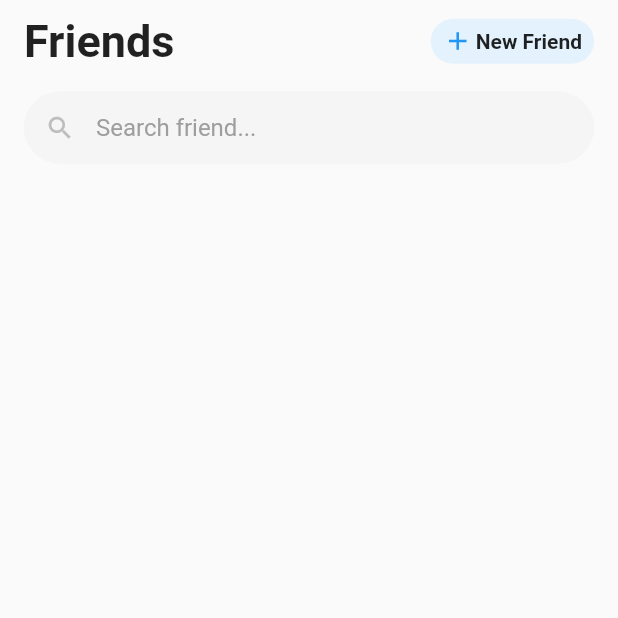
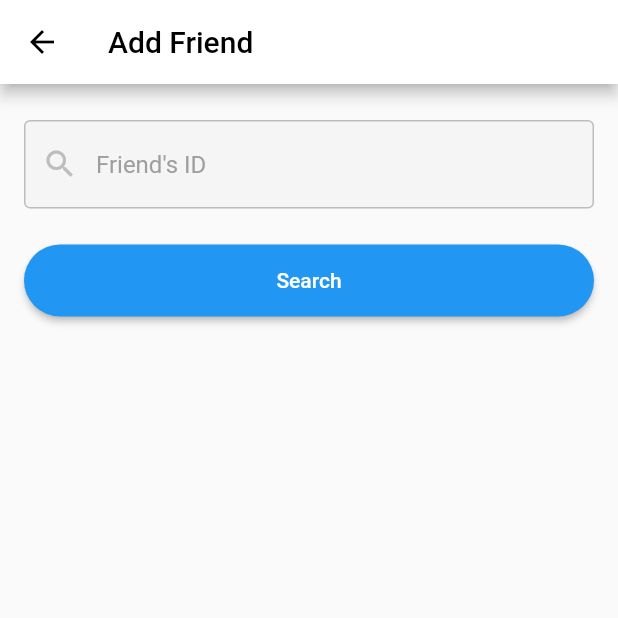
Before and after one commit to yogadarma13/ChatMe-Flutter, a Flutter app: the FriendsScreen screen opened directly, after a tap on "New Friend", on a phone screen of 412 x 824 dp, the top half of it. Run offline on Flutter 3.47's test engine with Material 2 defaults, Android fonts, the phone set to English and light mode, and no system bars; our stand-ins replace cloud_firestore, firebase_auth; accounts and stored records are empty; network calls fail.

Commit message:
adding feature add friend

```diff
--- /dev/null
+++ b/lib/screens/add_friend_screen.dart
@@ -0,0 +1,178 @@
+import 'package:cloud_firestore/cloud_firestore.dart';
+import 'package:firebase_auth/firebase_auth.dart';
+import 'package:flutter/material.dart';
+
+class AddFriendScreen extends StatefulWidget {
+  static const routeName = '/add-friend-screen';
+  @override
+  _AddFriendScreenState createState() => _AddFriendScreenState();
+}
+
+class _AddFriendScreenState extends State<AddFriendScreen> {
+  final _friendIdController = TextEditingController();
+  QuerySnapshot _friendData;
+  var _isInviteIdValid = false;
+  var _isLoading = false;
+  var _isLoadingAddFriend = false;
+
+  void _searchFriend(BuildContext ctx) async {
+    if (_friendIdController.text.isEmpty) {
+      Scaffold.of(ctx).hideCurrentSnackBar();
+      Scaffold.of(ctx).showSnackBar(
+        SnackBar(
+          content: Text("Enter friend's ID"),
+          backgroundColor: Theme.of(ctx).errorColor,
+        ),
+      );
+    } else {
+      setState(() {
+        _isLoading = true;
+      });
+      try {
+        final friendData = await Firestore.instance
+            .collection('users')
+            .where('inviteId', isEqualTo: _friendIdController.text)
+            .getDocuments();
+        if (friendData.documents.isNotEmpty) {
+          setState(() {
+            _isLoading = false;
+            _isInviteIdValid = true;
+            _friendData = friendData;
+          });
+        } else {
+          setState(() {
+            _isLoading = false;
+          });
+        }
+      } catch (error) {
+        print(error);
+        setState(() {
+          _isLoading = false;
+        });
+      }
+    }
+  }
+
+  void _addFriend() async {
+    setState(() {
+      _isLoadingAddFriend = true;
+    });
+    final user = await FirebaseAuth.instance.currentUser();
+    try {
+      await Firestore.instance
+          .collection('users')
+          .document(_friendData.documents[0]['userId'])
+          .collection('friends')
+          .document(user.uid)
+          .setData(
+        {
+          'friendStatus': false,
+          'userId': user.uid,
+        },
+      );
+
+      await Firestore.instance
+          .collection('users')
+          .document(user.uid)
+          .collection('friends')
+          .document(_friendData.documents[0]['userId'])
+          .setData(
+        {
+          'friendStatus': true,
+          'userId': _friendData.documents[0]['userId'],
+        },
+      );
+    } catch (error) {
+      print(error);
+    } finally {
+      Navigator.pop(context);
+    }
+  }
+
+  @override
+  Widget build(BuildContext context) {
+    return Scaffold(
+      appBar: AppBar(
+        title: Text(
+          'Add Friend',
+          style: TextStyle(color: Colors.black),
+        ),
+      ),
+      body: Container(
+          padding: EdgeInsets.symmetric(vertical: 24, horizontal: 16),
+          child: Stack(
+            children: <Widget>[
+              Column(
+                crossAxisAlignment: CrossAxisAlignment.stretch,
+                children: <Widget>[
+                  TextField(
+                    onSubmitted: (_) => _searchFriend(context),
+                    controller: _friendIdController,
+                    textInputAction: TextInputAction.search,
+                    decoration: InputDecoration(
+                      hintText: "Friend's ID",
+                      hintStyle: TextStyle(color: Colors.grey),
+                      prefixIcon: Icon(
+                        Icons.search,
+                        color: Colors.grey.shade400,
+                      ),
+                      filled: true,
+                      fillColor: Colors.grey.shade100,
+                      focusedBorder: OutlineInputBorder(
+                        // borderRadius: BorderRadius.circular(30),
+                        borderSide: BorderSide(color: Colors.blue.shade200),
+                      ),
+                      enabledBorder: OutlineInputBorder(
+                        // borderRadius: BorderRadius.circular(30),
+                        borderSide: BorderSide(color: Colors.grey.shade400),
+                      ),
+                    ),
+                  ),
+                  Container(
+                    margin: EdgeInsets.only(top: 24),
+                    child: RaisedButton(
+                      padding: EdgeInsets.symmetric(vertical: 16),
+                      child: Text('Search'),
+                      onPressed: () => _searchFriend(context),
+                    ),
+                  ),
+                ],
+              ),
+              if (_isLoading)
+                Center(
+                  child: CircularProgressIndicator(),
+                )
+              else if (!_isLoading && _isInviteIdValid)
+                Center(
+                  child: Column(
+                    mainAxisSize: MainAxisSize.min,
+                    children: <Widget>[
+                      CircleAvatar(
+                        maxRadius: 50,
+                        backgroundImage:
+                            NetworkImage(_friendData.documents[0]['imageUrl']),
+                      ),
+                      Container(
+                        margin: EdgeInsets.only(top: 10),
+                        child: Text(
+                          _friendData.documents[0]['username'],
+                          style: TextStyle(fontSize: 20),
+                        ),
+                      ),
+                      _isLoadingAddFriend
+                          ? CircularProgressIndicator()
+                          : Container(
+                              margin: EdgeInsets.only(top: 16),
+                              child: RaisedButton(
+                                child: Text('Add Friend'),
+                                onPressed: _addFriend,
+                              ),
+                            ),
+                    ],
+                  ),
+                ),
+            ],
+          )),
+    );
+  }
+}
--- a/lib/screens/friends_screen.dart
+++ b/lib/screens/friends_screen.dart
@@ -1,6 +1,7 @@
 import 'package:flutter/material.dart';
 
 import '../widgets/friends/friends_list.dart';
+import '../screens/add_friend_screen.dart';
 
 class FriendsScreen extends StatelessWidget {
   void _displayFriendDetail() {}
@@ -22,7 +23,9 @@ class FriendsScreen extends StatelessWidget {
                     style: TextStyle(fontSize: 30, fontWeight: FontWeight.bold),
                   ),
                   GestureDetector(
-                    onTap: () {},
+                    onTap: () {
+                      Navigator.pushNamed(context, AddFriendScreen.routeName);
+                    },
                     child: Container(
                       padding: EdgeInsets.symmetric(horizontal: 8, vertical: 2),
                       height: 30,
```
Also changed, not shown: lib/main.dart (+8 -0 lines).
